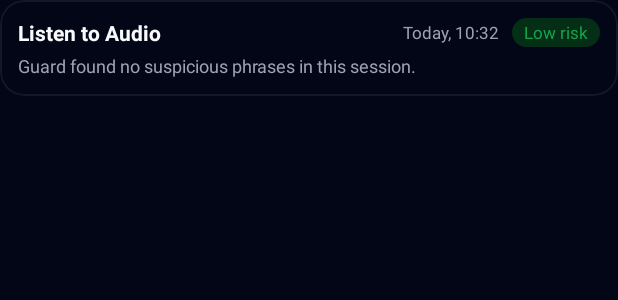
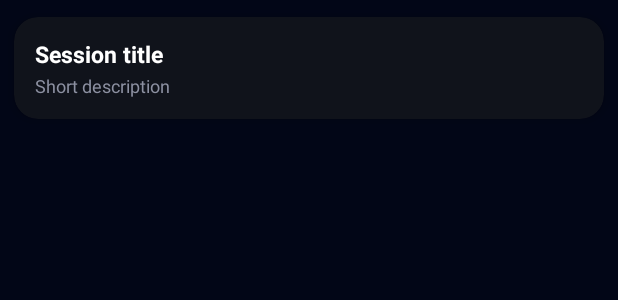
Before and after one commit to EvansMburuNjogu/sentricall, an Android app: the layout item_guard_session.xml on its own in the app's theme, with its tools: preview values and no code run, on a phone screen of 412 x 824 dp. Shown: the top 300 px of the screen. Run offline under Robolectric (Android 15) with nearby library versions, the phone set to English and light mode, and no system bars.

Commit message:
guard screen with errors

```diff
--- a/app/src/main/res/layout/item_guard_session.xml
+++ b/app/src/main/res/layout/item_guard_session.xml
@@ -2,73 +2,37 @@
 <com.google.android.material.card.MaterialCardView
     xmlns:android="http://schemas.android.com/apk/res/android"
     xmlns:app="http://schemas.android.com/apk/res-auto"
-    android:id="@+id/cardSessionItem"
     android:layout_width="match_parent"
     android:layout_height="wrap_content"
-    android:layout_marginBottom="8dp"
-    app:cardBackgroundColor="#020617"
+    android:layout_marginBottom="10dp"
+    android:backgroundTint="#10131B"
     app:cardCornerRadius="16dp"
-    app:cardElevation="2dp"
-    app:strokeColor="#111827"
-    app:strokeWidth="1dp">
+    app:cardUseCompatPadding="true"
+    app:cardElevation="4dp">
 
     <LinearLayout
         android:layout_width="match_parent"
         android:layout_height="wrap_content"
         android:orientation="vertical"
-        android:padding="12dp">
+        android:padding="14dp">
 
-        <!-- Top row: type + time + risk badge -->
-        <LinearLayout
-            android:layout_width="match_parent"
+        <TextView
+            android:id="@+id/tvSessionTitle"
+            android:layout_width="wrap_content"
             android:layout_height="wrap_content"
-            android:orientation="horizontal"
-            android:gravity="center_vertical">
+            android:text="Session title"
+            android:textColor="#FFFFFF"
+            android:textSize="15sp"
+            android:textStyle="bold" />
 
-            <TextView
-                android:id="@+id/tvSessionType"
-                android:layout_width="0dp"
-                android:layout_height="wrap_content"
-                android:layout_weight="1"
-                android:text="Listen to Audio"
-                android:textColor="@color/guard_text"
-                android:textSize="14sp"
-                android:textStyle="bold" />
-
-            <TextView
-                android:id="@+id/tvSessionTime"
-                android:layout_width="wrap_content"
-                android:layout_height="wrap_content"
-                android:text="Today, 10:32"
-                android:textColor="@color/guard_subtle"
-                android:textSize="11sp"
-                android:layout_marginEnd="8dp" />
-
-            <!-- Risk badge -->
-            <TextView
-                android:id="@+id/tvSessionRisk"
-                android:layout_width="wrap_content"
-                android:layout_height="wrap_content"
-                android:text="Low risk"
-                android:textColor="#16A34A"
-                android:textSize="11sp"
-                android:paddingStart="8dp"
-                android:paddingEnd="8dp"
-                android:paddingTop="2dp"
-                android:paddingBottom="2dp"
-                android:background="@drawable/bg_risk_pill_low" />
-        </LinearLayout>
-
-        <!-- Short description -->
         <TextView
-            android:id="@+id/tvSessionSummary"
-            android:layout_width="match_parent"
+            android:id="@+id/tvSessionSubtitle"
+            android:layout_width="wrap_content"
             android:layout_height="wrap_content"
-            android:text="Guard found no suspicious phrases in this session."
-            android:textColor="@color/guard_subtle"
-            android:textSize="12sp"
-            android:layout_marginTop="4dp" />
-
+            android:layout_marginTop="2dp"
+            android:text="Short description"
+            android:textColor="#8C90A1"
+            android:textSize="12sp" />
     </LinearLayout>
 
 </com.google.android.material.card.MaterialCardView>
```
Also changed, not shown: app/src/main/java/com/ke/sentricall/GuardFragment.kt (+67 -127 lines), app/src/main/java/com/ke/sentricall/SessionTypeDialogFragment.kt (+19 -41 lines).
